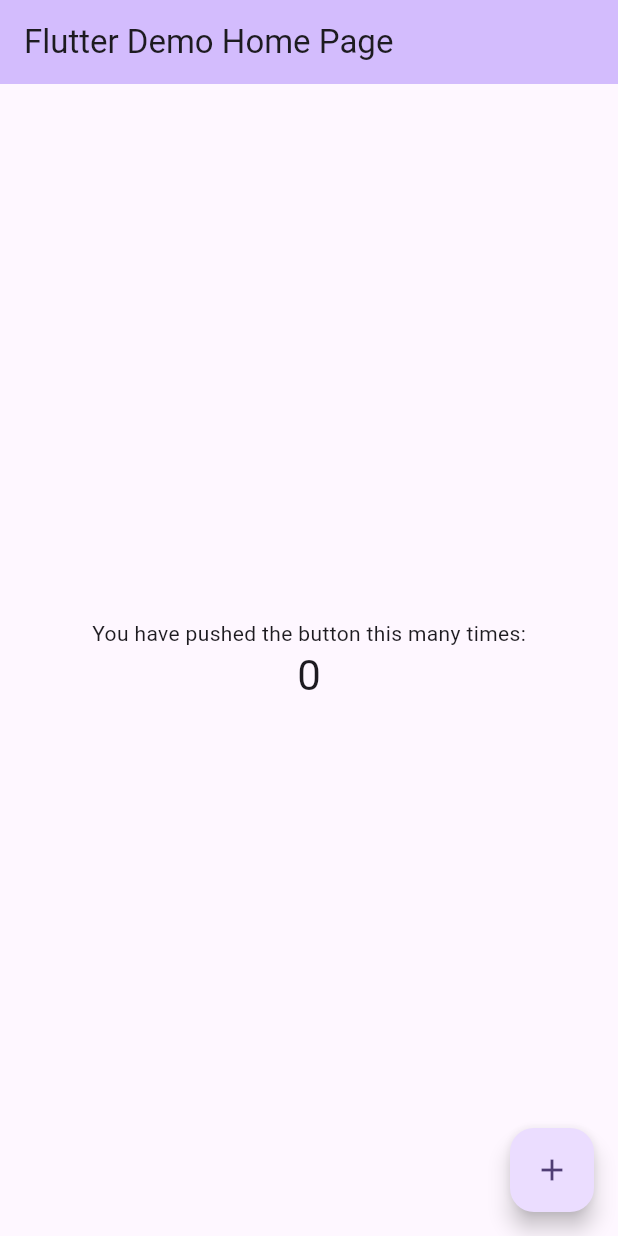
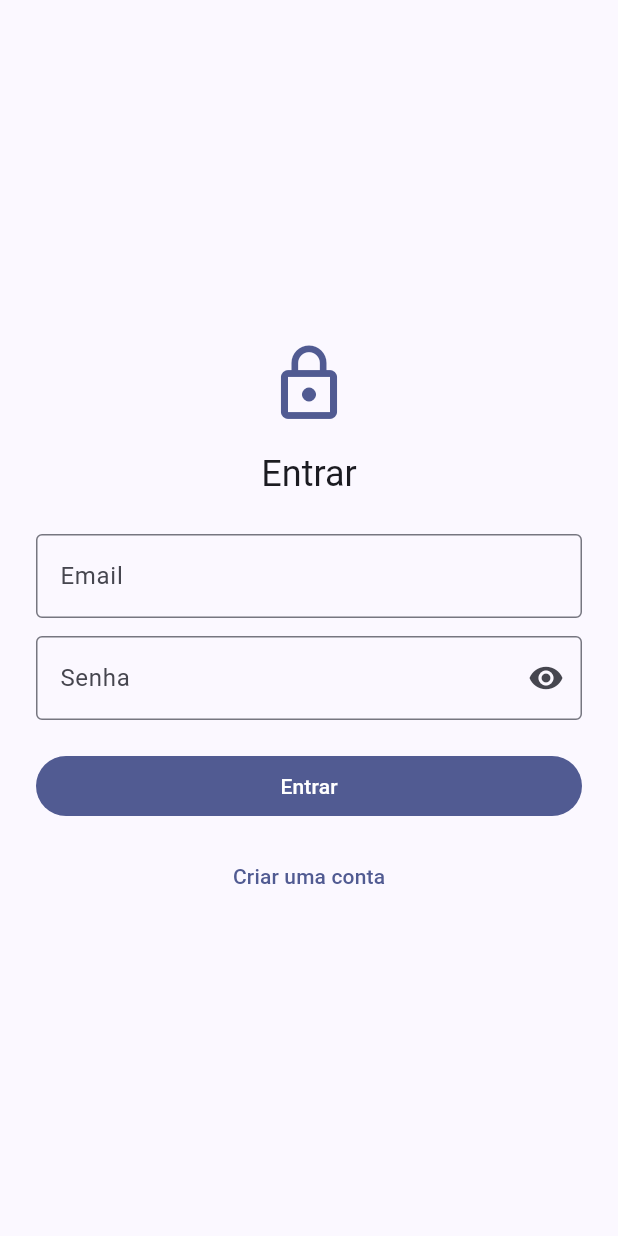
Before and after one commit to lucas-yupistudios/flutter-integration-test, a Flutter app: the screen it shows after launch, on a phone screen of 412 x 824 dp. Run offline on Flutter 3.47's test engine with Material 3 defaults, Android fonts, the phone set to English and light mode, and no system bars.

Commit message:
feat: add fake auth

```diff
--- a/lib/main.dart
+++ b/lib/main.dart
@@ -1,4 +1,8 @@
 import 'package:flutter/material.dart';
+
+import 'pages/home_page.dart';
+import 'pages/login_page.dart';
+import 'pages/signup_page.dart';
 
 void main() {
   runApp(const MyApp());
@@ -11,57 +15,19 @@ class MyApp extends StatelessWidget {
   Widget build(BuildContext context) {
     return MaterialApp(
       title: 'Flutter Demo',
+      debugShowCheckedModeBanner: false,
       theme: ThemeData(
-        colorScheme: ColorScheme.fromSeed(seedColor: Colors.deepPurple),
+        colorScheme: ColorScheme.fromSeed(seedColor: Colors.indigo),
+        useMaterial3: true,
+        inputDecorationTheme: const InputDecorationTheme(
+          border: OutlineInputBorder(),
+        ),
       ),
-      home: const MyHomePage(title: 'Flutter Demo Home Page'),
+      routes: {
+        '/': (_) => const LoginPage(),
+        '/signup': (_) => const SignUpPage(),
+        '/home': (_) => const HomePage(),
+      },
     );
   }
 }
-
-class MyHomePage extends StatefulWidget {
-  const MyHomePage({super.key, required this.title});
-
-  final String title;
-
-  @override
-  State<MyHomePage> createState() => _MyHomePageState();
-}
-
-class _MyHomePageState extends State<MyHomePage> {
-  int _counter = 0;
-
-  void _incrementCounter() {
-    setState(() {
-      _counter++;
-    });
-  }
-
-  @override
-  Widget build(BuildContext context) {
-    return Scaffold(
-      appBar: AppBar(
-        backgroundColor: Theme.of(context).colorScheme.inversePrimary,
-        title: Text(widget.title),
-      ),
-      body: Center(
-        child: Column(
-          mainAxisAlignment: MainAxisAlignment.center,
-          children: <Widget>[
-            const Text('You have pushed the button this many times:'),
-            Text(
-              '$_counter',
-              style: Theme.of(context).textTheme.headlineMedium,
-            ),
-          ],
-        ),
-      ),
-      floatingActionButton: FloatingActionButton(
-        key: const ValueKey('increment'),
-        onPressed: _incrementCounter,
-        tooltip: 'Increment',
-        child: const Icon(Icons.add, semanticLabel: 'fabAddIcon'),
-      ),
-    );
-  }
-}
--- /dev/null
+++ b/lib/pages/login_page.dart
@@ -0,0 +1,140 @@
+import 'package:flutter/material.dart';
+
+import '../services/auth_service.dart';
+
+class LoginPage extends StatefulWidget {
+  const LoginPage({super.key});
+
+  @override
+  State<LoginPage> createState() => _LoginPageState();
+}
+
+class _LoginPageState extends State<LoginPage> {
+  final _formKey = GlobalKey<FormState>();
+  final _emailCtrl = TextEditingController();
+  final _passwordCtrl = TextEditingController();
+  bool _isLoading = false;
+  bool _obscure = true;
+
+  @override
+  void dispose() {
+    _emailCtrl.dispose();
+    _passwordCtrl.dispose();
+    super.dispose();
+  }
+
+  String? _emailValidator(String? v) {
+    if (v == null || v.trim().isEmpty) return 'Informe o email';
+    final emailRegex = RegExp(r"^[^\s@]+@[^\s@]+\.[^\s@]+");
+    if (!emailRegex.hasMatch(v.trim())) return 'Email inválido';
+    return null;
+  }
+
+  String? _passwordValidator(String? v) {
+    if (v == null || v.isEmpty) return 'Informe a senha';
+    if (v.length < 6) return 'Mínimo 6 caracteres';
+    return null;
+  }
+
+  Future<void> _submit() async {
+    if (!_formKey.currentState!.validate()) return;
+    setState(() => _isLoading = true);
+    try {
+      await AuthService.login(
+        email: _emailCtrl.text.trim(),
+        password: _passwordCtrl.text,
+      );
+      if (!mounted) return;
+      Navigator.of(context).pushReplacementNamed('/home');
+    } catch (e) {
+      if (!mounted) return;
+      ScaffoldMessenger.of(context).showSnackBar(
+        SnackBar(content: Text(e.toString().replaceFirst('Exception: ', ''))),
+      );
+    } finally {
+      if (mounted) setState(() => _isLoading = false);
+    }
+  }
+
+  @override
+  Widget build(BuildContext context) {
+    return Scaffold(
+      body: Center(
+        child: ConstrainedBox(
+          constraints: const BoxConstraints(maxWidth: 420),
+          child: Padding(
+            padding: const EdgeInsets.all(24.0),
+            child: Form(
+              key: _formKey,
+              autovalidateMode: AutovalidateMode.onUserInteraction,
+              child: Column(
+                mainAxisSize: MainAxisSize.min,
+                crossAxisAlignment: CrossAxisAlignment.stretch,
+                children: [
+                  const SizedBox(height: 12),
+                  Icon(
+                    Icons.lock_outline,
+                    size: 56,
+                    color: Theme.of(context).colorScheme.primary,
+                  ),
+                  const SizedBox(height: 16),
+                  Text(
+                    'Entrar',
+                    style: Theme.of(context).textTheme.headlineSmall,
+                    textAlign: TextAlign.center,
+                  ),
+                  const SizedBox(height: 24),
+
+                  TextFormField(
+                    controller: _emailCtrl,
+                    keyboardType: TextInputType.emailAddress,
+                    textInputAction: TextInputAction.next,
+                    decoration: const InputDecoration(labelText: 'Email'),
+                    validator: _emailValidator,
+                  ),
+                  const SizedBox(height: 12),
+
+                  TextFormField(
+                    controller: _passwordCtrl,
+                    obscureText: _obscure,
+                    decoration: InputDecoration(
+                      labelText: 'Senha',
+                      suffixIcon: IconButton(
+                        onPressed: () => setState(() => _obscure = !_obscure),
+                        icon: Icon(
+                          _obscure ? Icons.visibility : Icons.visibility_off,
+                        ),
+                      ),
+                    ),
+                    validator: _passwordValidator,
+                    onFieldSubmitted: (_) => _submit(),
+                  ),
+
+                  const SizedBox(height: 20),
+                  FilledButton(
+                    onPressed: _isLoading ? null : _submit,
+                    child: _isLoading
+                        ? const SizedBox(
+                            width: 18,
+                            height: 18,
+                            child: CircularProgressIndicator(strokeWidth: 2),
+                          )
+                        : const Text('Entrar'),
+                  ),
+
+                  const SizedBox(height: 12),
+                  TextButton(
+                    onPressed: _isLoading
+                        ? null
+                        : () => Navigator.of(context).pushNamed('/signup'),
+                    child: const Text('Criar uma conta'),
+                  ),
+                ],
+              ),
+            ),
+          ),
+        ),
+      ),
+    );
+  }
+}
--- /dev/null
+++ b/lib/services/auth_service.dart
@@ -0,0 +1,22 @@
+/// Fake auth service (substitua pela sua implementação real)
+class AuthService {
+  static Future<void> login({
+    required String email,
+    required String password,
+  }) async {
+    await Future.delayed(const Duration(milliseconds: 800));
+    if (email.isEmpty || password.isEmpty) {
+      throw Exception('Credenciais inválidas');
+    }
+  }
+
+  static Future<void> signup({
+    required String email,
+    required String password,
+  }) async {
+    await Future.delayed(const Duration(milliseconds: 800));
+    if (email.length < 5 || password.length < 6) {
+      throw Exception('Verifique email e senha');
+    }
+  }
+}
```
Also changed, not shown: lib/pages/home_page.dart (added, +51 -0 lines), lib/pages/signup_page.dart (added, +148 -0 lines).
